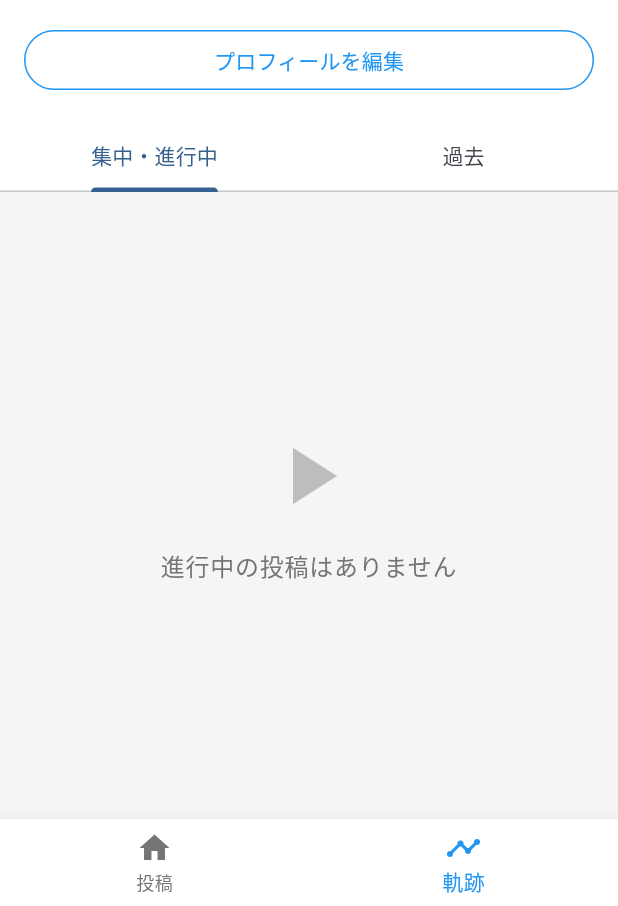
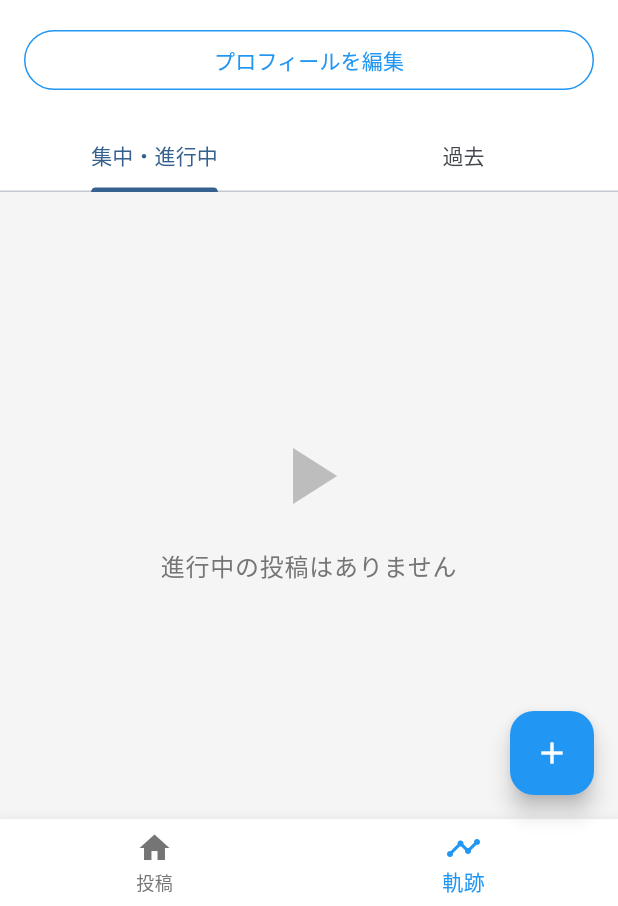
Before and after one commit to Shige777/startend_app, a Flutter app: the HomeScreen screen opened by its route, item 2 of the bottom bar chosen, on a phone screen of 412 x 824 dp, the part 330-1236 px from its top. Run offline on Flutter 3.47's test engine with Material 3 defaults, Android fonts, the phone set to English and light mode, and no system bars; our stand-ins replace cached_network_image, cloud_firestore, firebase_auth, firebase_core, firebase_messaging, firebase_storage and 7 more; missing offline and left inert: dart:html; accounts and stored records are empty; Roboto replaces fonts that are missing (NotoSansJP).

Commit message:
fix: コミュニティ画面のUI改善とFloatingActionButtonエラー修正
- コミュニティタイルのレイアウトを改善
  - アスペクト比を1.05から1.2に変更してより縦長に
  - 画像とテキスト部分の比率を2:3に調整
  - 説明文の最大行数を2行から3行に増加
  - パディングを8から12に増加
  - フォントサイズとアイコンサイズを調整
- コミュニティアイコンのサイズを40から60に拡大
- FloatingActionButtonの重複エラーを修正
  - 全てのFloatingActionButtonに一意のheroTagを追加
  - 軌跡タブにFloatingActionButtonを追加

```diff
--- a/lib/screens/community/community_chat_screen.dart
+++ b/lib/screens/community/community_chat_screen.dart
@@ -240,7 +240,10 @@ class _CommunityChatScreenState extends State<CommunityChatScreen> {
       body: _isJoined ? _buildPostsView() : _buildJoinPrompt(),
       floatingActionButton: _isJoined
           ? FloatingActionButton(
-              onPressed: _createPost,
+              heroTag: "community_chat_fab",
+              onPressed: () {
+                context.push('/post/create?communityId=${widget.communityId}');
+              },
               child: const Icon(Icons.add),
             )
           : null,
--- a/lib/screens/community/community_detail_screen.dart
+++ b/lib/screens/community/community_detail_screen.dart
@@ -358,11 +358,11 @@ class _CommunityDetailScreenState extends State<CommunityDetailScreen> {
       ),
       floatingActionButton: _isJoined
           ? FloatingActionButton(
+              heroTag: "community_detail_fab",
               onPressed: () {
                 context.push('/post/create?communityId=${widget.communityId}');
               },
-              backgroundColor: AppColors.primary,
-              child: const Icon(Icons.edit),
+              child: const Icon(Icons.add),
             )
           : null,
     );
--- a/lib/screens/home/home_screen.dart
+++ b/lib/screens/home/home_screen.dart
@@ -181,6 +181,7 @@ class _HomeScreenState extends State<HomeScreen>
         if (_tabController.index == 0) {
           // フォロー中タブ：投稿作成
           return FloatingActionButton(
+            heroTag: "home_post_fab",
             onPressed: () {
               context.push('/post/create');
             },
@@ -193,6 +194,7 @@ class _HomeScreenState extends State<HomeScreen>
         } else {
           // コミュニティタブ：コミュニティ作成
           return FloatingActionButton(
+            heroTag: "home_community_fab",
             onPressed: () {
               _showCreateCommunityDialog(context);
             },
@@ -203,6 +205,19 @@ class _HomeScreenState extends State<HomeScreen>
             ),
           );
         }
+      case 1:
+        // 軌跡タブ：投稿作成
+        return FloatingActionButton(
+          heroTag: "home_track_fab",
+          onPressed: () {
+            context.push('/post/create');
+          },
+          backgroundColor: AppColors.primary,
+          child: const Icon(
+            Icons.add,
+            color: AppColors.textOnPrimary,
+          ),
+        );
       default:
         return null;
     }
```
Also changed, not shown: lib/screens/community/community_screen.dart (+22 -21 lines).
